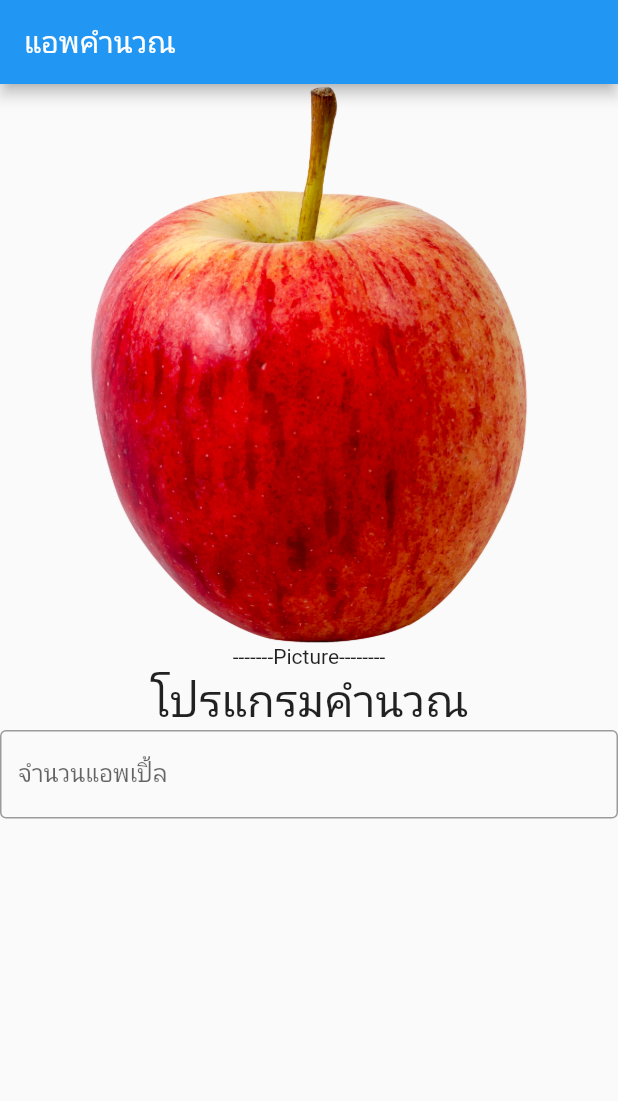
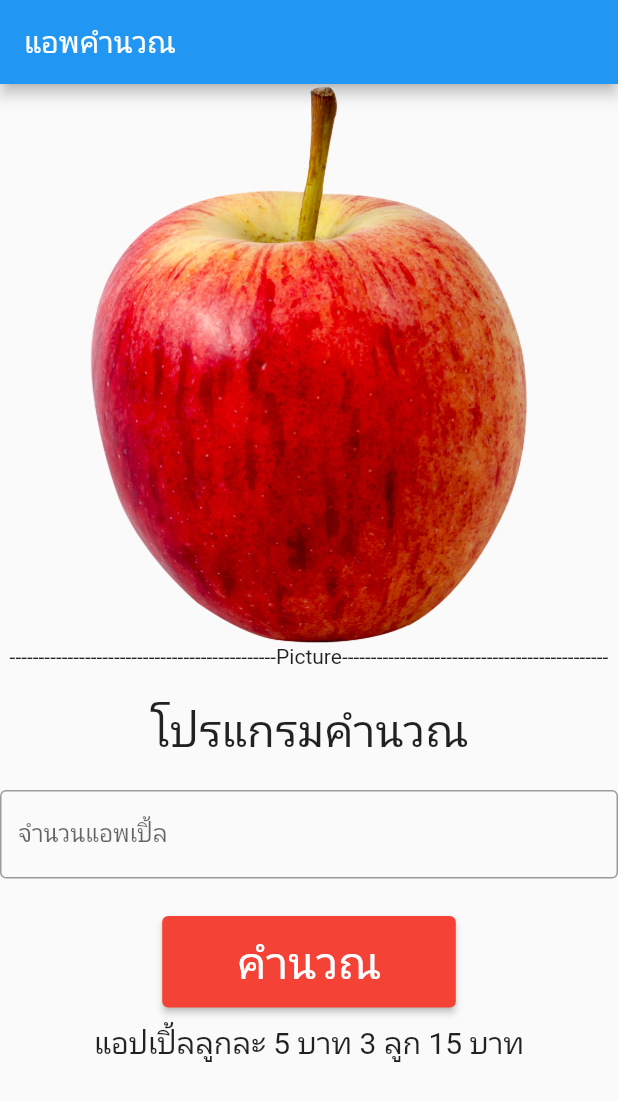
Before and after one commit to dimon-ton/flutter2, a Flutter app: the screen it shows after launch, on a phone screen of 412 x 824 dp. Shown: the top 1101 px of the screen. Run offline on Flutter 3.47's test engine with Material 2 defaults, Android fonts, the phone set to English and light mode, and no system bars.

Commit message:
EP.5 learning complete'

```diff
--- a/calculate/lib/main.dart
+++ b/calculate/lib/main.dart
@@ -33,14 +33,35 @@ class _HomeState extends State<Home> {
     return Center(
       child: Column(
         children: [
-          Image.asset('assets/images/pngwing.png', width: 300,),
-          Text('-------Picture--------'),
-          Text('โปรแกรมคำนวณ', style: TextStyle(fontSize: 30),),
+          Image.asset(
+            'assets/images/pngwing.png',
+            width: 300,
+          ),
+          Text('----------------------------------------------Picture----------------------------------------------'),
+          SizedBox(height: 20,),
+          Text(
+            'โปรแกรมคำนวณ',
+            style: TextStyle(fontSize: 30),
+          ),
+          SizedBox(height: 20,),
           TextField(
             decoration: InputDecoration(
-                labelText: 'จำนวนแอพเปิ้ล',
-                border: OutlineInputBorder()),
-          )
+                labelText: 'จำนวนแอพเปิ้ล', border: OutlineInputBorder()),
+          ),
+          SizedBox(height: 15,),
+          Padding(
+              padding: EdgeInsets.fromLTRB(50, 10, 50, 10),
+              child: ElevatedButton(
+                child: Text('คำนวณ'),
+                onPressed: () {},
+                style: ButtonStyle(
+                    backgroundColor: MaterialStateProperty.all(Colors.red),
+                    padding: MaterialStateProperty.all(
+                        EdgeInsets.fromLTRB(50, 10, 50, 10)),
+                    textStyle:
+                        MaterialStateProperty.all(TextStyle(fontSize: 30))),
+              )),
+              Text('แอปเปิ้ลลูกละ 5 บาท 3 ลูก 15 บาท', style: TextStyle(fontSize: 20))
         ],
       ),
     );
--- /dev/null
+++ b/calculate_uncle/lib/main.dart
@@ -0,0 +1,96 @@
+import 'package:flutter/material.dart';
+
+void main() {
+  runApp(MyApp());
+}
+
+class MyApp extends StatelessWidget {
+  // const MyApp({ Key? key }) : super(key: key);
+
+  @override
+  Widget build(BuildContext context) {
+    return MaterialApp(
+        home: Scaffold(
+        appBar: AppBar(title: Text("แอพคำนวณ")),
+        body: Home(),
+    ));
+  }
+}
+
+class Home extends StatefulWidget {
+  // const Home({ Key? key }) : super(key: key);
+
+  @override
+  _HomeState createState() => _HomeState();
+}
+
+class _HomeState extends State<Home> {
+  // ตำแน่งสำหรับเก็บข้อมูลของค่าที่ผู้ใช้กรอกเข้ามา
+  TextEditingController quantity = TextEditingController();
+  double price = 10;
+  TextEditingController result = TextEditingController();
+
+  @override
+  void initState() {
+    // TODO: implement initState
+    super.initState();
+
+    result.text = 'ซื้อแอปเปิ้ลจำนวน - ผล ราคาผลละ 10 บาท รวมลูกค้าต้องจ่ายทั้งหมด - บาท';
+  }
+
+  @override
+  Widget build(BuildContext context) {
+    return ListView(
+      children: [
+        Padding(
+          padding: const EdgeInsets.all(35),
+          child: Center(
+              child: Column(
+            children: [
+              Image.asset(
+                'assets/apple.png',
+                width: 300,
+              ),
+              Text(
+                "โปรแกรมคำนวณ",
+                style: TextStyle(fontSize: 30),
+              ),
+              TextField(
+                  controller: quantity,
+                  decoration: InputDecoration(
+                      labelText: 'กรุณาใส่จำนวนแอบเปิ้ล',
+                      border: OutlineInputBorder())),
+              SizedBox(
+                height: 15,
+              ),
+              ElevatedButton(
+                  onPressed: () {
+                    var cal = double.parse(quantity.text)*price;
+                    print('Apple Quantity: ${quantity.text} Total: $cal Baht');
+
+                    setState(() {
+                       result.text = 'ซื้อแอปเปิ้ลจำนวน ${quantity.text} ผล ราคาผลละ 10 บาท รวมลูกค้าต้องจ่ายทั้งหมด $cal บาท';
+                    });
+
+                  },
+                  child: Text('คำนวณ'),
+                  style: ButtonStyle(
+                      backgroundColor:
+                          MaterialStateProperty.all(Color(0xff6a2b8a)),
+                      padding: MaterialStateProperty.all(
+                          EdgeInsets.fromLTRB(50, 20, 50, 20)),
+                      textStyle:
+                          MaterialStateProperty.all(TextStyle(fontSize: 15)))),
+              SizedBox(
+                height: 15,
+              ),
+              Text(
+                  result.text,
+                  style: TextStyle(fontSize: 20))
+            ],
+          )),
+        ),
+      ],
+    );
+  }
+}
```
Also changed, not shown: calculate_uncle/pubspec.yaml (added, +76 -0 lines), firstapp/lib/main.dart (+14 -10 lines), firstapp/pubspec.yaml (+10 -4 lines), calculate_uncle/pubspec.lock (added), firstapp/assets/Hello-World.png (added), firstapp/fonts/K2D-Regular.ttf (added), 67 other files.
